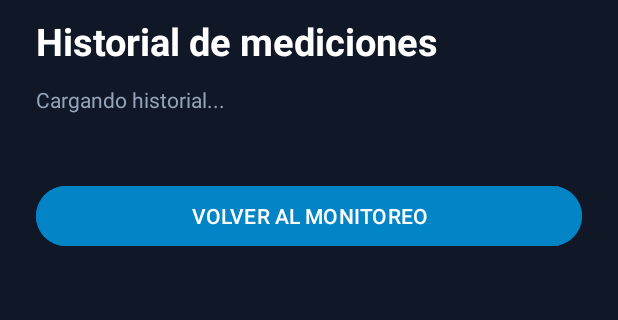
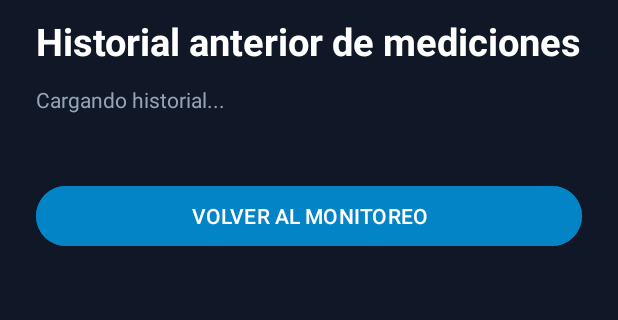
Before and after one commit to Jorge1896/ServerGuardIoT, an Android app: the layout activity_historial.xml on its own in the app's theme, with its tools: preview values and no code run, on a phone screen of 412 x 824 dp, the part 73-393 px from its top. Run offline under Robolectric (Android 15) with nearby library versions, the phone set to English and light mode, and no system bars.

Commit message:
fix(ui): safe-area insets and honest legacy history heading

```diff
--- a/app/src/main/res/layout/activity_historial.xml
+++ b/app/src/main/res/layout/activity_historial.xml
@@ -1,4 +1,5 @@
 <ScrollView
+    android:id="@+id/historialRoot"
     xmlns:android="http://schemas.android.com/apk/res/android"
     android:layout_width="match_parent"
     android:layout_height="match_parent"
@@ -22,7 +23,7 @@
         <TextView
             android:layout_width="match_parent"
             android:layout_height="wrap_content"
-            android:text="Historial de mediciones"
+            android:text="Historial anterior de mediciones"
             android:textColor="#FFFFFF"
             android:textSize="25sp"
             android:textStyle="bold"
```
